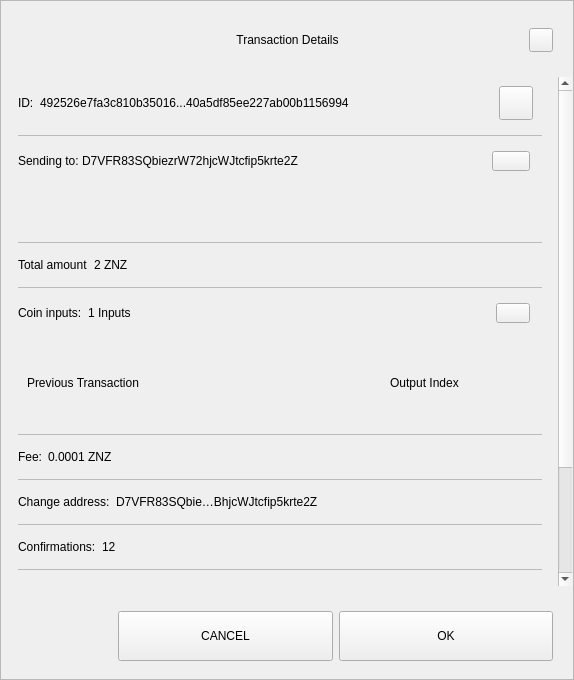
Before: the Qt Designer form src/qt/pivx/forms/sendconfirmdialog.ui in altecoin-altc/ZNZ, drawn with Qt 5.
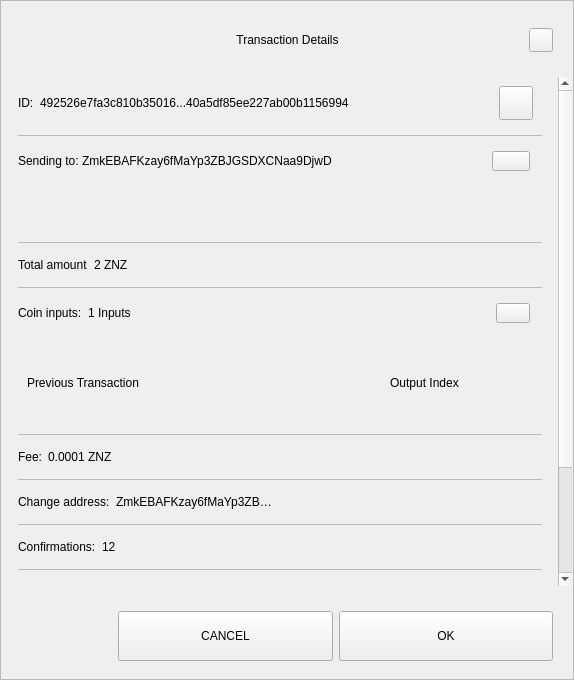
After: the same form once the commit is applied.

```diff
--- a/src/qt/pivx/forms/sendconfirmdialog.ui
+++ b/src/qt/pivx/forms/sendconfirmdialog.ui
@@ -362,7 +362,7 @@
                    <item>
                     <widget class="QLabel" name="textSend">
                      <property name="text">
-                      <string>D7VFR83SQbiezrW72hjcWJtcfip5krte2Z </string>
+                      <string>ZmkEBAFKzay6fMaYp3ZBJGSDXCNaa9DjwD </string>
                      </property>
                     </widget>
                    </item>
@@ -669,7 +669,7 @@
                    <item>
                     <widget class="QLabel" name="textChange">
                      <property name="text">
-                      <string>D7VFR83SQbie…BhjcWJtcfip5krte2Z </string>
+                      <string>ZmkEBAFKzay6fMaYp3ZB… </string>
                      </property>
                     </widget>
                    </item>
```
